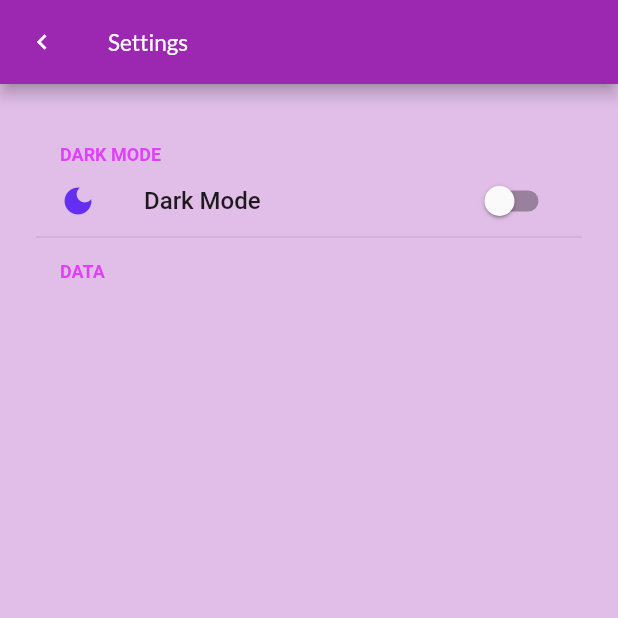
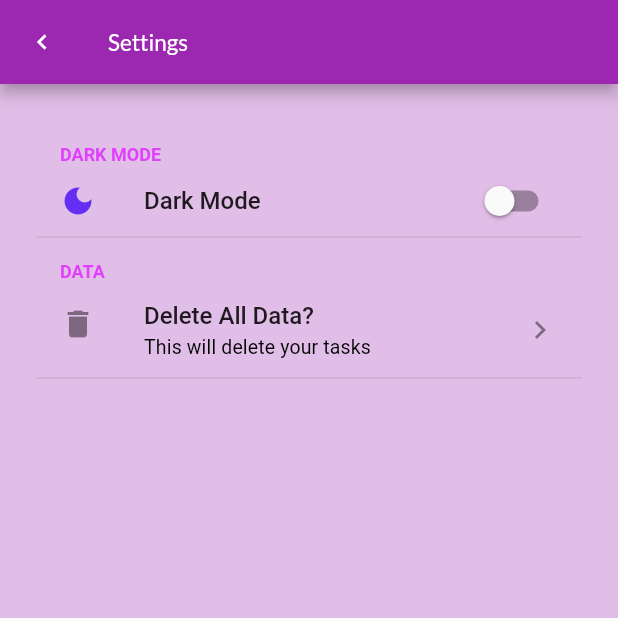
Before and after one commit to fleurblanckaert/scheduler_app, a Flutter app: the HomePage screen opened by its route, after a tap on the "settings" icon, on a phone screen of 412 x 824 dp, the top half of it. Run offline on Flutter 3.47's test engine with Material 2 defaults, Android fonts, the phone set to English and light mode, and no system bars; drawn by our look-alikes of flutter_settings_screens; our stand-ins replace date_picker_timeline, flutter_local_notifications, flutter_staggered_animations, get, get_storage, google_fonts and 3 more; accounts and stored records are empty.

Commit message:
add data group in settings

```diff
--- a/lib/app/data/providers/db_provider.dart
+++ b/lib/app/data/providers/db_provider.dart
@@ -54,4 +54,10 @@ class DBProvider {
       WHERE id = ?
     ''', [1, id]);
   }
+
+  static Future<int> deleteAllData() async {
+    return await _database!.rawDelete('''
+      DELETE FROM tasks
+    ''');
+  }
 }
--- a/lib/app/modules/home/page.dart
+++ b/lib/app/modules/home/page.dart
@@ -56,6 +56,7 @@ class _HomePageState extends State<HomePage> {
       leading: GestureDetector(
         onTap: () {
           Get.toNamed(Routes.SETTINGS);
+          _homeController.getTasks();
         },
         child: const Icon(
             Icons.settings,
--- /dev/null
+++ b/lib/app/modules/settings/controller.dart
@@ -0,0 +1,15 @@
+import 'package:get/get.dart';
+import 'package:scheduler_app/app/data/providers/db_provider.dart';
+
+class SettingsController extends GetxController {
+
+  @override
+  void onReady() {
+    super.onReady();
+  }
+
+  Future<int> deleteAllData() async {
+    return await DBProvider.deleteAllData();
+  }
+
+}
--- a/lib/app/modules/settings/page.dart
+++ b/lib/app/modules/settings/page.dart
@@ -1,9 +1,11 @@
 import 'package:flutter/material.dart';
 import 'package:flutter_settings_screens/flutter_settings_screens.dart';
 import 'package:get/get.dart';
+import 'package:scheduler_app/app/modules/settings/controller.dart';
 import 'package:scheduler_app/app/services/notification.services.dart';
 import 'package:scheduler_app/app/services/theme.services.dart';
 import 'package:scheduler_app/app/theme/app_theme.dart';
+import 'package:scheduler_app/app/widgets/button.dart';
 
 class SettingsPage extends StatefulWidget {
   const SettingsPage({ Key? key }) : super(key: key);
@@ -15,6 +17,7 @@ class SettingsPage extends StatefulWidget {
 class _SettingsPageState extends State<SettingsPage> {
 
   late NotifyHelper notifyHelper;
+  final SettingsController _settingsController = Get.put(SettingsController());
 
   @override
   void initState() {
@@ -72,7 +75,13 @@ class _SettingsPageState extends State<SettingsPage> {
             Icons.dark_mode,
             color: Color(0xFF642ef3),
           ),
-          onChange: (_) { ThemeService().switchTheme(); },
+          onChange: (_) {
+            ThemeService().switchTheme();
+            notifyHelper.displayNotification(
+              title: "Theme Changed",
+              body: !Get.isDarkMode ? "Activated Dark Theme" : "Activated Light Theme"
+            );
+          },
           settingKey: 'darkModeSetting',
         ),
       ]
@@ -83,7 +92,18 @@ class _SettingsPageState extends State<SettingsPage> {
     return SettingsGroup(
       title: "Data",
       children: [
-        Container(),
+        SimpleSettingsTile(
+          leading: const Icon(
+            Icons.delete,
+          ),
+          title: "Delete All Data?",
+          subtitle: "This will delete your tasks",
+          child: Container(),
+          onTap: () async {
+            print("${await _settingsController.deleteAllData()} rows deleted from the table.");
+            Get.back();
+          },
+        ),
       ],
     );
   }
```
